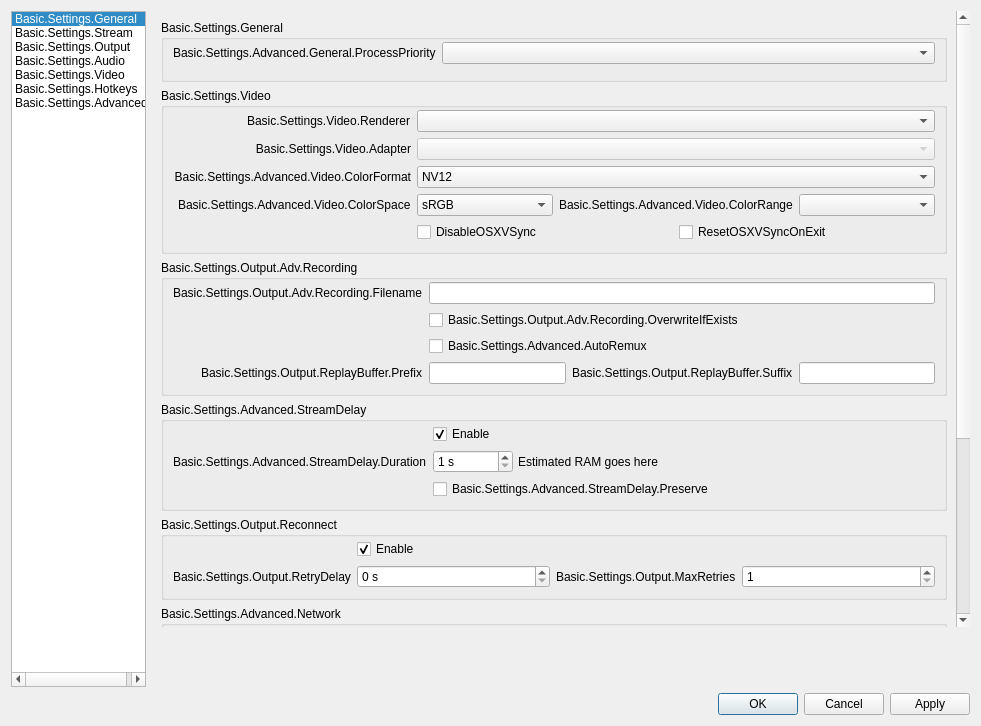
Above: UI/forms/OBSBasicSettings.ui from obsproject/obs-studio before the change. Below: the same form after it.
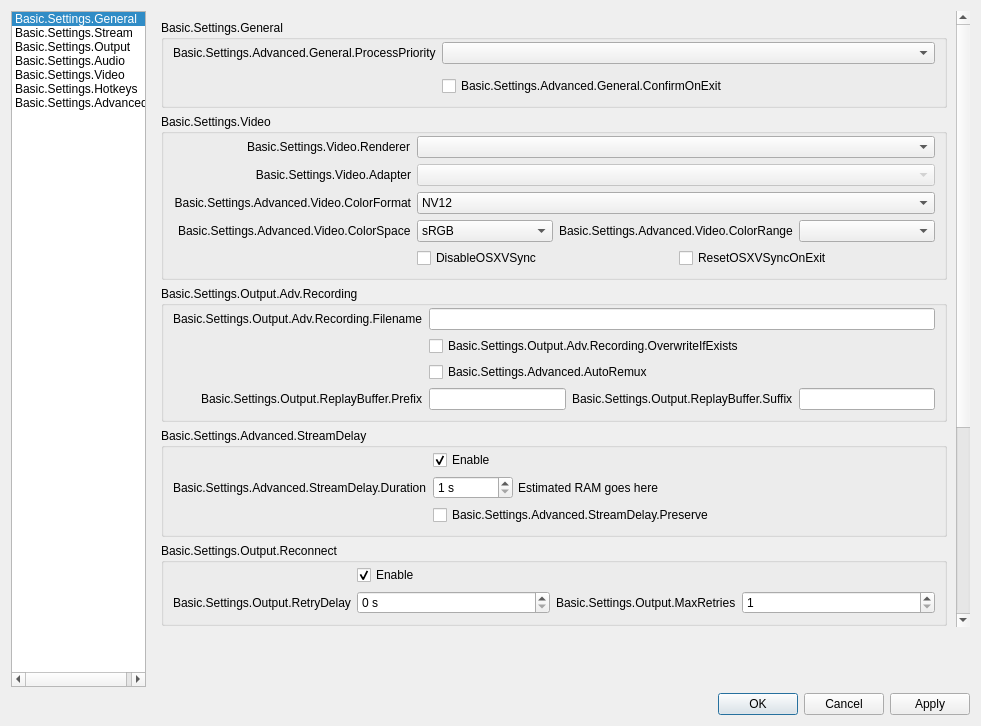
That is the form after the change. The open tabs and pages were chosen to show the change. Icons and pictures are not drawn. Custom widgets are drawn as their Qt base class.

Commit message:
UI: Add ShutDownActiveOutputsOnExit setting
Adds a new setting to the general OBS settings, which can be checked
in order to no longer show the "confirm close" dialog when there are
still streams/recordings running.

Diff of the .ui file:
```diff
--- a/UI/forms/OBSBasicSettings.ui
+++ b/UI/forms/OBSBasicSettings.ui
@@ -4787,6 +4787,13 @@
                      </property>
                     </spacer>
                    </item>
+                   <item row="2" column="1">
+                     <widget class="QCheckBox" name="confirmOnExit">
+                       <property name="text">
+                         <string>Basic.Settings.Advanced.General.ConfirmOnExit</string>
+                       </property>
+                     </widget>
+                   </item>
                   </layout>
                  </widget>
                 </item>
```
Left out of the diff: 1 changed line with no effect on the pictures. The commit also changes 4 other files.
